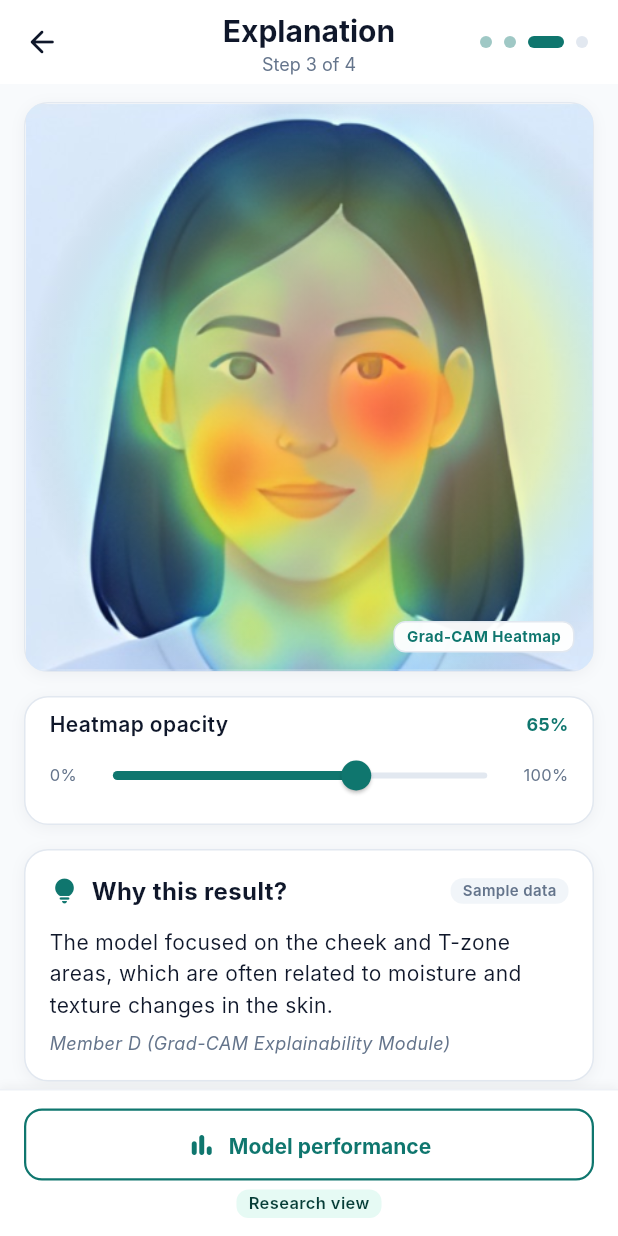
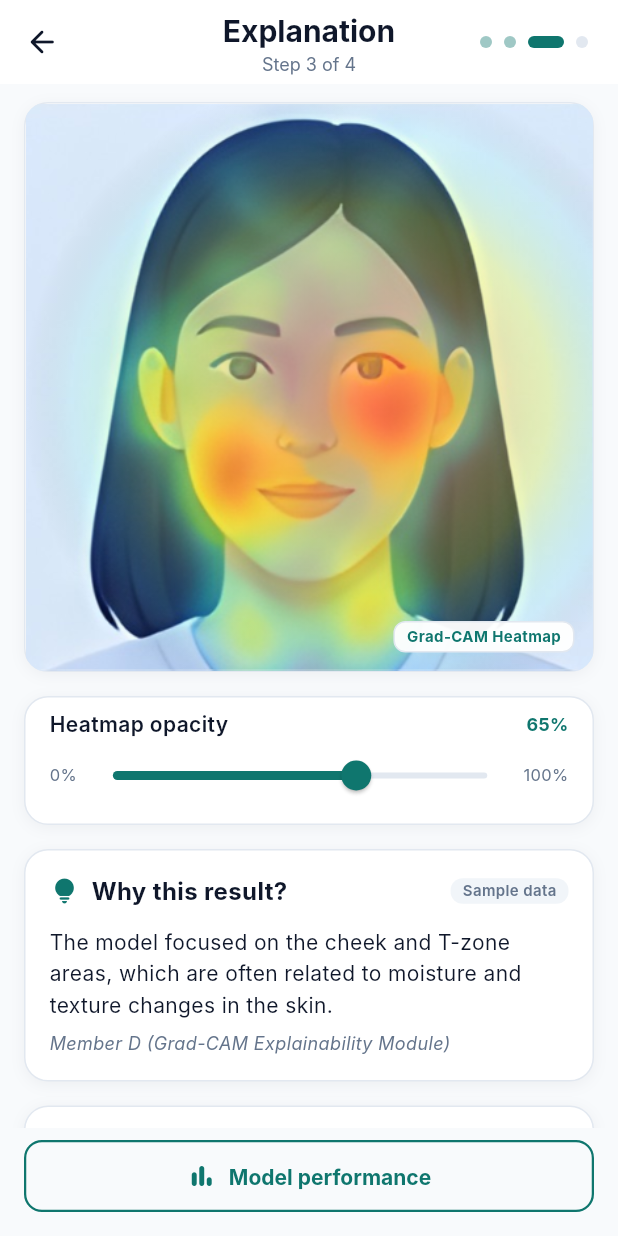
Before and after one commit to Chanuka001/Fairscope_research, a Flutter app: the ExplainScreen screen opened directly, on a phone screen of 412 x 824 dp. Run offline on Flutter 3.47's test engine with Material 3 defaults, Android fonts, the phone set to English and light mode, and no system bars; our stand-ins replace flutter_riverpod; missing offline and left inert: tflite_flutter; Roboto replaces fonts that are missing (Inter).

Commit message:
style(explain,result): remove research view tag and make bottom bar transparent

```diff
--- a/app/lib/features/analyse/explain/explain_screen.dart
+++ b/app/lib/features/analyse/explain/explain_screen.dart
@@ -490,31 +490,16 @@ class _ExplainScreenState extends ConsumerState<ExplainScreen> {
         ),
       ),
 
-      // Fixed Bottom Action Bar
+      // Fixed Bottom Action Bar (Transparent)
       Container(
+        color: Colors.transparent,
         padding: const EdgeInsets.fromLTRB(
           AppSpacing.screenPadding,
-          AppSpacing.s12,
+          AppSpacing.s8,
           AppSpacing.screenPadding,
-          AppSpacing.s12,
+          AppSpacing.s16,
         ),
-        decoration: BoxDecoration(
-          color: AppColors.surface,
-          border: Border(
-            top: BorderSide(color: AppColors.border.withValues(alpha: 0.6)),
-          ),
-          boxShadow: [
-            BoxShadow(
-              color: Colors.black.withValues(alpha: 0.04),
-              offset: const Offset(0, -2),
-              blurRadius: 4,
-            ),
-          ],
-        ),
-        child: Column(
-          mainAxisSize: MainAxisSize.min,
-          children: [
-            OutlinedButton(
+        child: OutlinedButton(
           style: OutlinedButton.styleFrom(
             minimumSize: const Size.fromHeight(48.0),
             side: const BorderSide(color: AppColors.primary, width: 1.5),
@@ -540,26 +525,6 @@ class _ExplainScreenState extends ConsumerState<ExplainScreen> {
             ],
           ),
         ),
-            const SizedBox(height: 6.0),
-            Center(
-              child: Container(
-                padding: const EdgeInsets.symmetric(horizontal: AppSpacing.s8, vertical: 2.0),
-                decoration: BoxDecoration(
-                  color: AppColors.primaryContainer.withValues(alpha: 0.5),
-                  borderRadius: BorderRadius.circular(AppRadii.small),
-                ),
-                child: Text(
-                  'Research view',
-                  style: AppTextStyles.caption.copyWith(
-                    fontSize: 11.0,
-                    fontWeight: FontWeight.w600,
-                    color: AppColors.onPrimaryContainer,
-                  ),
-                ),
-              ),
-            ),
-          ],
-        ),
       ),
     ],
   ),
```
Also changed, not shown: app/lib/features/analyse/result/result_screen.dart (+7 -14 lines). Lines whose indentation alone changed are shown as unchanged.
